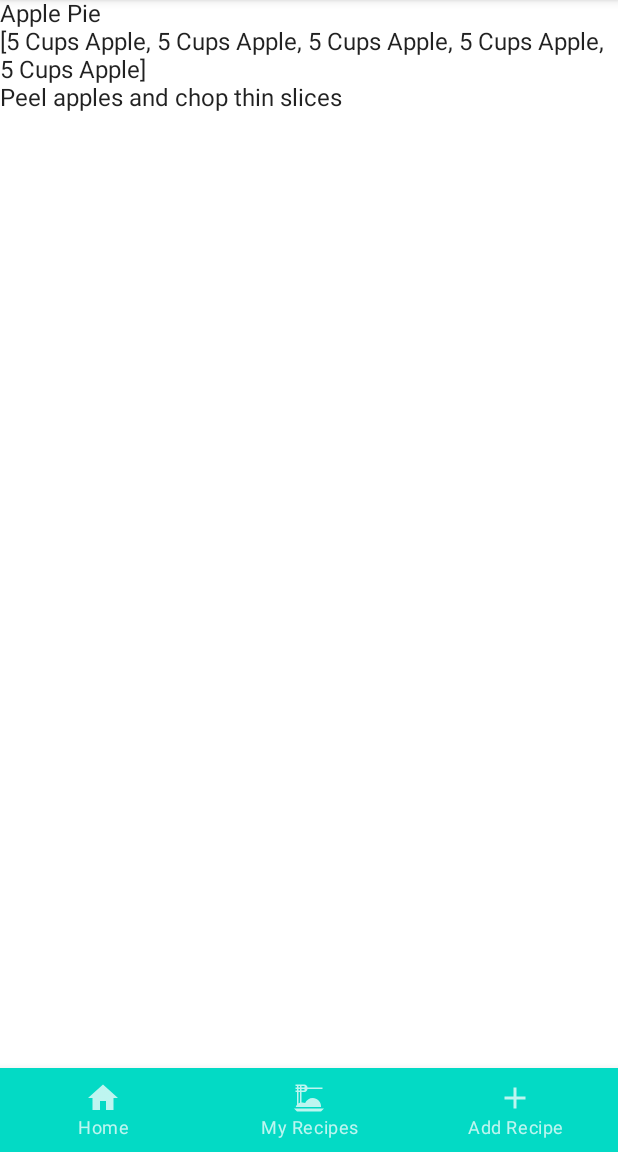
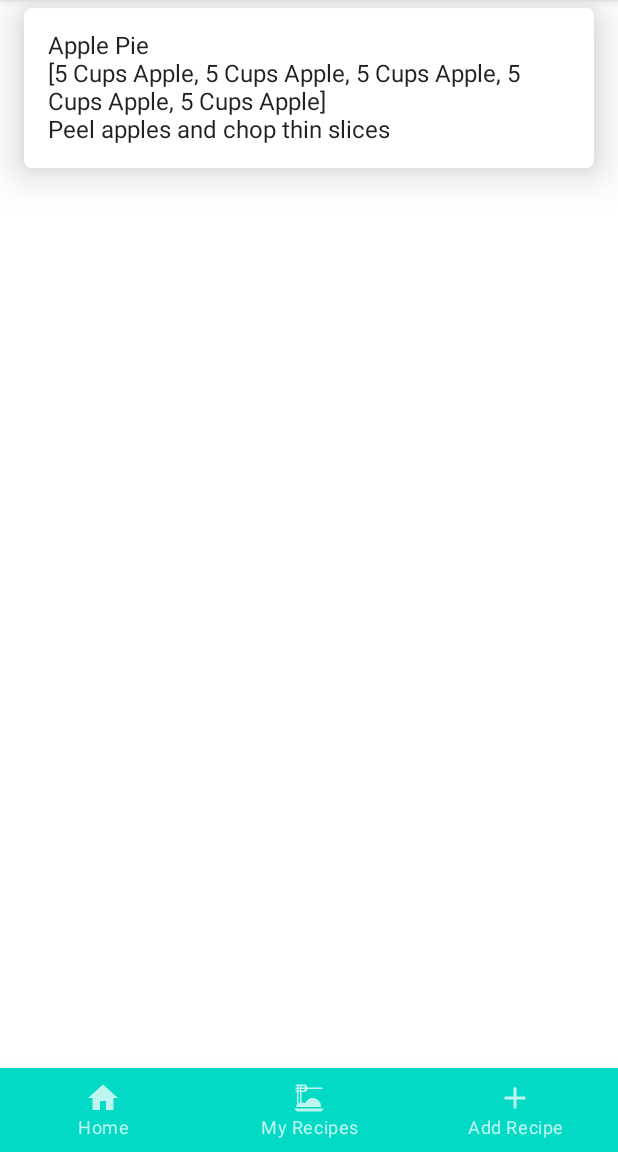
Before and after one commit to alanahbell10/CookbookApp, an Android app built with Jetpack Compose: the recipes screen opened through its navigation route, on a phone screen of 412 x 824 dp, the part 84-1236 px from its top. Run offline under Robolectric (Android 15) with nearby library versions, the phone set to English and light mode, and no system bars.

Commit message:
added card

```diff
--- a/app/src/main/java/towson/cosc435/cookbook/screens/Recipes.kt
+++ b/app/src/main/java/towson/cosc435/cookbook/screens/Recipes.kt
@@ -3,9 +3,13 @@ package towson.cosc435.cookbook.screens
 import androidx.compose.foundation.layout.Column
 import androidx.compose.foundation.layout.Row
 import androidx.compose.foundation.layout.fillMaxWidth
+import androidx.compose.foundation.layout.padding
+import androidx.compose.foundation.shape.RoundedCornerShape
+import androidx.compose.material.Card
 import androidx.compose.material.Text
 import androidx.compose.runtime.Composable
 import androidx.compose.ui.Modifier
+import androidx.compose.ui.unit.dp
 import androidx.navigation.NavHostController
 import towson.cosc435.cookbook.models.Ingredient
 import towson.cosc435.cookbook.models.Recipe
@@ -25,8 +29,19 @@ fun Recipes() {
         ingredList,
         "Peel apples and chop thin slices"
     )
+    Card(
+        shape = RoundedCornerShape(5.dp),
+        elevation = 16.dp,
+        modifier = Modifier
+            .padding(start=16.dp, end=16.dp, top=5.dp, bottom=5.dp)
+            .fillMaxWidth()
+    ) {
+    Column(
+        modifier = Modifier
+            .padding(16.dp)
+    ) {
 
-    Column() {
+
             Row(
                 modifier =
                 Modifier.fillMaxWidth()
@@ -46,4 +61,6 @@ fun Recipes() {
                 Text(testRecipe.notes)
             }
         }
+
     }
+}
```
Lines whose indentation alone changed are shown as unchanged.
